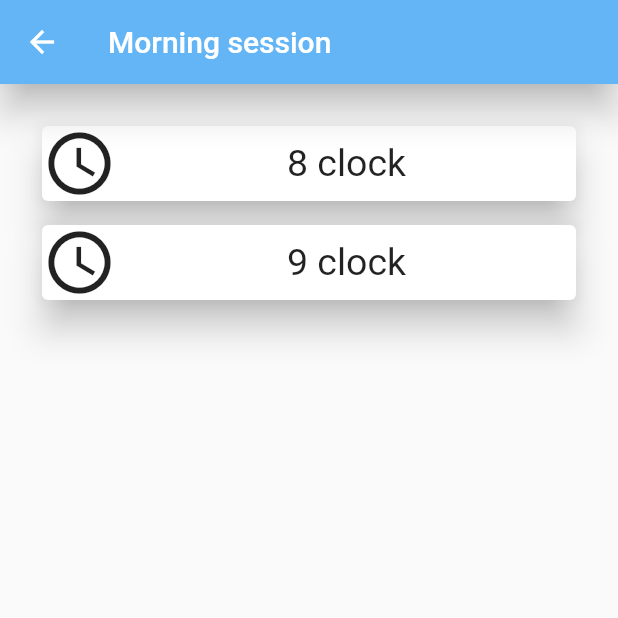
After one commit to chinmayee143/Transport, a Flutter app: the screen it shows after launch, after a tap on "Morning", on a phone screen of 412 x 824 dp, the top half of it. The commit adds this screen. Run offline on Flutter 3.47's test engine with Material 2 defaults, Android fonts, the phone set to English and light mode, and no system bars; our stand-ins replace cloud_firestore, flutter_spinkit; accounts and stored records are empty.

Commit message:
changed name convebtion

```diff
--- a/lib/MainScreen.dart
+++ b/lib/MainScreen.dart
@@ -1,8 +1,7 @@
 import 'package:flutter/material.dart';
-import 'package:transport/FirstScreen.dart';
+import 'package:transport/MorningScreen.dart';
 import 'package:transport/AfternoonScreen.dart';
 import 'package:transport/EveningScreen.dart';
-
 
 class MainScreen extends StatelessWidget {
   @override
@@ -19,15 +18,17 @@ class MainScreen extends StatelessWidget {
       body: Container(
         padding: EdgeInsets.all(20.0),
         child: ListView(
-          // crossAxisCount: 3,
+            // crossAxisCount: 3,
             children: <Widget>[
               Card(
                 elevation: 10,
                 margin: EdgeInsets.all(8.0),
                 child: InkWell(
                   onTap: () {
-                    Navigator.push(context,
-                      MaterialPageRoute(builder: (context) =>FirstScreen()),);
+                    Navigator.push(
+                      context,
+                      MaterialPageRoute(builder: (context) => MorningScreen()),
+                    );
                   },
                   splashColor: Colors.lightBlueAccent,
                   child: Row(
@@ -49,14 +50,16 @@ class MainScreen extends StatelessWidget {
                   ),
                 ),
               ),
-
               Card(
                 elevation: 10,
                 margin: EdgeInsets.all(8.0),
                 child: InkWell(
                   onTap: () {
-                    Navigator.push(context,
-                      MaterialPageRoute(builder: (context) =>AfternoonScreen()),);
+                    Navigator.push(
+                      context,
+                      MaterialPageRoute(
+                          builder: (context) => AfternoonScreen()),
+                    );
                   },
                   splashColor: Colors.lightBlueAccent,
                   child: Row(
@@ -83,8 +86,10 @@ class MainScreen extends StatelessWidget {
                 margin: EdgeInsets.all(8.0),
                 child: InkWell(
                   onTap: () {
-                    Navigator.push(context,
-                      MaterialPageRoute(builder: (context) =>EveningScreen()),);
+                    Navigator.push(
+                      context,
+                      MaterialPageRoute(builder: (context) => EveningScreen()),
+                    );
                   },
                   splashColor: Colors.lightBlueAccent,
                   child: Row(
@@ -106,10 +111,8 @@ class MainScreen extends StatelessWidget {
                   ),
                 ),
               ),
-            ]
-        ),
-
+            ]),
       ),
     );
-  }//widget build
+  } //widget build
 } // class ends
--- /dev/null
+++ b/lib/MorningScreen.dart
@@ -0,0 +1,83 @@
+import 'package:flutter/material.dart';
+import 'package:transport/PlaceScreen.dart';
+import 'package:transport/PlaceScreen9.dart';
+
+class MorningScreen extends StatelessWidget {
+  @override
+  Widget build(BuildContext context) {
+    return Scaffold(
+      appBar: AppBar(
+        title: Text('Morning session'),
+        backgroundColor: Colors.blue[300],
+        elevation: 10.0,
+      ),
+      body: Container(
+        padding: EdgeInsets.all(20.0),
+        child: ListView(
+          children: <Widget>[
+            Card(
+              elevation: 10,
+              margin: EdgeInsets.all(8.0),
+              child: InkWell(
+                onTap: () {
+                  Navigator.push(
+                    context,
+                    MaterialPageRoute(builder: (context) => PlaceScreen()),
+                  );
+                },
+                splashColor: Colors.lightBlueAccent,
+                child: Row(
+                  mainAxisSize: MainAxisSize.min,
+                  children: <Widget>[
+                    Icon(
+                      Icons.access_time,
+                      size: 50.0,
+                    ),
+                    Flexible(
+                      child: Text(
+                        "8 clock",
+                        style: new TextStyle(fontSize: 25.0),
+                        textAlign: TextAlign.center,
+                      ),
+                      fit: FlexFit.tight,
+                    )
+                  ],
+                ),
+              ),
+            ),
+            Card(
+              elevation: 10,
+              margin: EdgeInsets.all(8.0),
+              child: InkWell(
+                onTap: () {
+                  Navigator.push(
+                    context,
+                    MaterialPageRoute(builder: (context) => PlaceScreen9()),
+                  );
+                },
+                splashColor: Colors.lightBlueAccent,
+                child: Row(
+                  mainAxisSize: MainAxisSize.min,
+                  children: <Widget>[
+                    Icon(
+                      Icons.access_time,
+                      size: 50.0,
+                    ),
+                    Flexible(
+                      child: Text(
+                        "9 clock",
+                        style: new TextStyle(fontSize: 25.0),
+                        textAlign: TextAlign.center,
+                      ),
+                      fit: FlexFit.tight,
+                    )
+                  ],
+                ),
+              ),
+            ),
+          ],
+        ),
+      ),
+    );
+  }
+}
```
Also changed, not shown: lib/FirstScreen.dart (deleted, +0 -82 lines).
